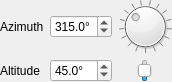
Above: src/ui/qgsdirectionallightwidget.ui from qgis/QGIS before the change. Below: the same form after it.
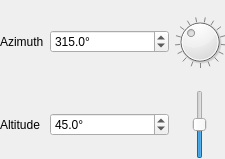
That is the form after the change. Custom widgets are drawn as their Qt base class.

The edit to the form file:
```diff
--- a/src/ui/qgsdirectionallightwidget.ui
+++ b/src/ui/qgsdirectionallightwidget.ui
@@ -6,14 +6,14 @@
    <rect>
     <x>0</x>
     <y>0</y>
-    <width>172</width>
-    <height>82</height>
+    <width>225</width>
+    <height>159</height>
    </rect>
   </property>
   <property name="windowTitle">
    <string notr="true"/>
   </property>
-  <layout class="QGridLayout" name="gridLayout_2" rowstretch="0,1" columnstretch="0,1,0,0,0" columnminimumwidth="0,0,0,0,0">
+  <layout class="QGridLayout" name="gridLayout_2" rowstretch="0,0" columnstretch="0,2,1" columnminimumwidth="0,0,0">
    <property name="leftMargin">
     <number>0</number>
    </property>
```
